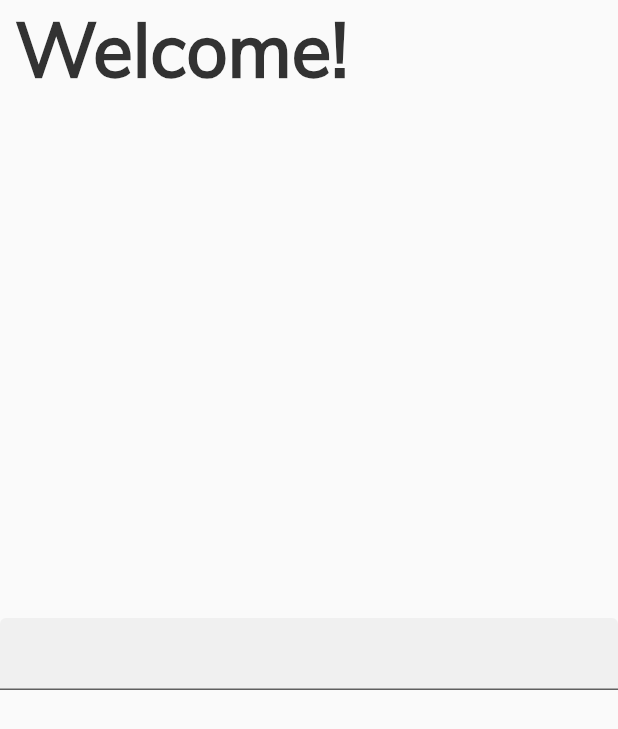
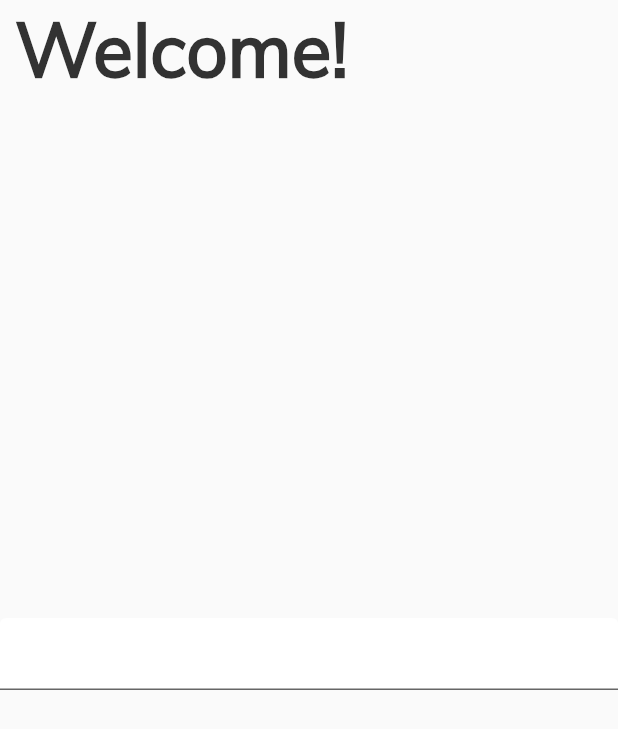
Before and after one commit to D-Coder135/crypto_application_project, a Flutter app: the screen it shows after launch, after a tap on the "arrow forward ios" icon, on a phone screen of 412 x 824 dp. Shown: the top 729 px of the screen. Run offline on Flutter 3.47's test engine with Material 2 defaults, Android fonts, the phone set to English and light mode, and no system bars.

Commit message:
add the fillColor property for the InputDecoration() widget

```diff
--- a/lib/login_page.dart
+++ b/lib/login_page.dart
@@ -26,6 +26,7 @@ class LoginPage extends StatelessWidget {
               child: TextField(
                 decoration: InputDecoration(
                   filled: true,
+                  fillColor: Colors.white,
                 ),
               ),
             )
```
